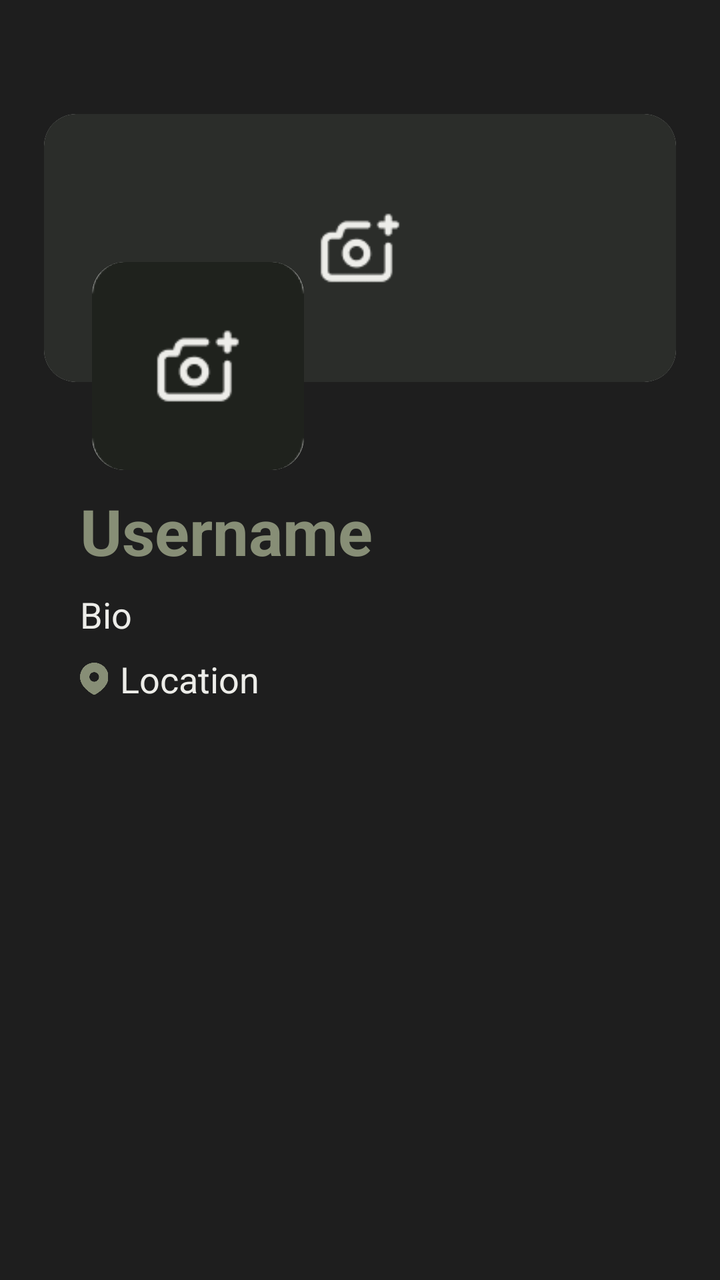
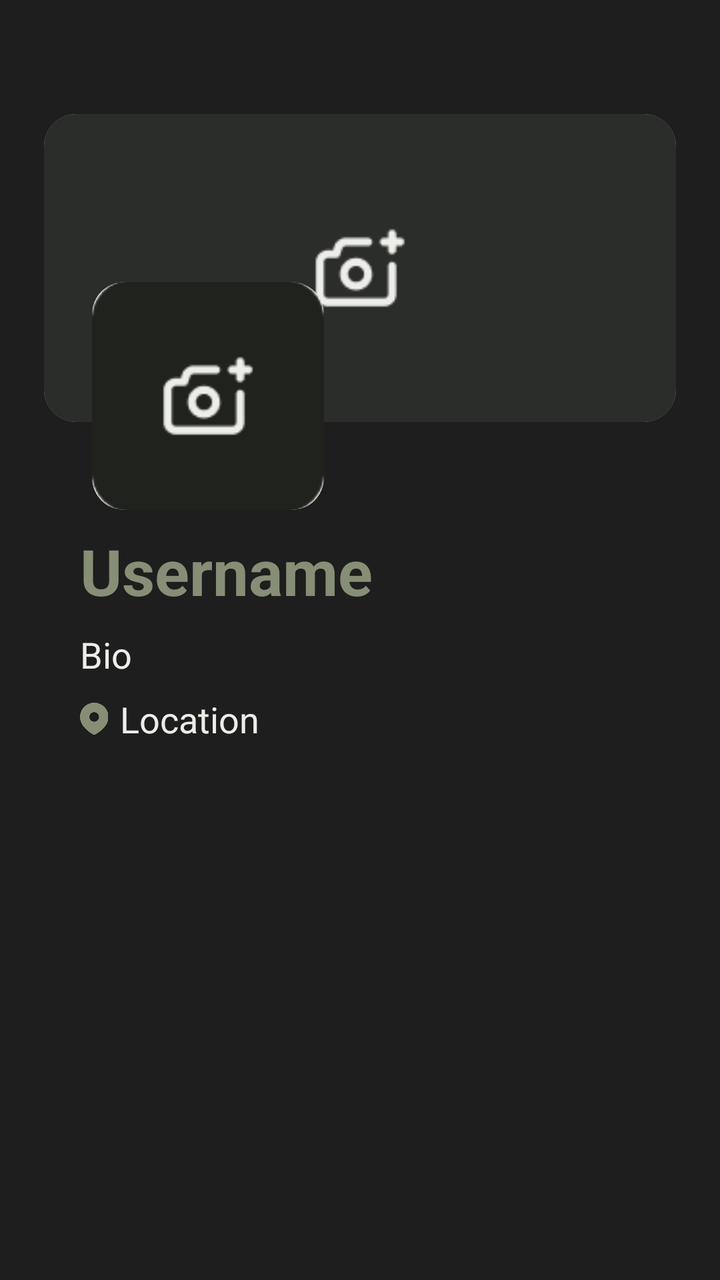

Compare the two renders of this Android layout. The source of the first and the diff that turns it into the second are given below.
<!-- AndroidManifest.xml: application theme Theme.TheGreenRoom -->
<!-- res/layout/fragment_profile.xml -->
<?xml version="1.0" encoding="utf-8"?>
<FrameLayout xmlns:android="http://schemas.android.com/apk/res/android"
    xmlns:tools="http://schemas.android.com/tools"
    android:layout_width="match_parent"
    android:layout_height="match_parent"
    xmlns:app="http://schemas.android.com/apk/res-auto"
    android:background="#1e1e1e"
    android:paddingTop="54dp"
    android:paddingHorizontal="20dp">

    <LinearLayout
        android:layout_width="match_parent"
        android:layout_height="wrap_content"
        android:orientation="vertical">

        
        <androidx.cardview.widget.CardView
            android:layout_width="match_parent"
            android:layout_height="140dp"
            app:cardCornerRadius="16dp"
            app:cardElevation="0dp"
            app:cardPreventCornerOverlap="false"
            app:cardUseCompatPadding="true">

            <ImageView
                android:id="@+id/headerPhoto"
                android:layout_width="match_parent"
                android:layout_height="match_parent"
                android:scaleType="centerCrop"
                android:src="@drawable/header_placeholder"
                android:contentDescription="@string/edit_header_photo" />
        </androidx.cardview.widget.CardView>

        <TextView
            android:id="@+id/username"
            android:layout_marginHorizontal="20dp"
            android:layout_marginTop="50dp"
            android:layout_width="wrap_content"
            android:layout_height="wrap_content"
            android:text="@string/username"
            android:textSize="32dp"
            android:textColor="#878E76"
            android:textStyle="bold"/>

        <TextView
            android:id="@+id/bio"
            android:layout_marginHorizontal="20dp"
            android:layout_marginTop="8dp"
            android:layout_width="wrap_content"
            android:layout_height="wrap_content"
            android:text="@string/bio"
            android:textSize="18dp"
            android:textColor="#EDEDE9" />

        <LinearLayout
            android:layout_marginHorizontal="20dp"
            android:layout_marginTop="8dp"
            android:layout_width="wrap_content"
            android:layout_height="wrap_content"
            android:orientation="horizontal"
            android:gravity="center_vertical">

            <ImageView
                android:id="@+id/locationIcon"
                android:layout_width="14dp"
                android:layout_height="16dp"
                android:scaleType="centerCrop"
                android:src="@drawable/location"
                android:contentDescription="location icon" />

            <TextView
                android:id="@+id/location"
                android:layout_marginStart="6dp"
                android:layout_width="wrap_content"
                android:layout_height="wrap_content"
                android:text="@string/location"
                android:textSize="18dp"
                android:textColor="#EDEDE9" />
        </LinearLayout>
    </LinearLayout>

    
    <androidx.cardview.widget.CardView
        android:layout_width="110dp"
        android:layout_height="110dp"
        android:layout_marginStart="24dp"
        android:layout_marginTop="74dp"
        app:cardCornerRadius="16dp"
        app:cardElevation="0dp"
        app:cardPreventCornerOverlap="false"
        app:cardUseCompatPadding="true">

        <ImageView
            android:id="@+id/profilePicture"
            android:layout_width="match_parent"
            android:layout_height="match_parent"
            android:scaleType="centerCrop"
            android:src="@drawable/profile_placeholder"
            android:contentDescription="@string/edit_profile_picture" />
    </androidx.cardview.widget.CardView>
</FrameLayout>
<!-- resources referenced by this layout -->
<resources>
  <!-- drawable header_placeholder: png bitmap (drawable, 2111 bytes) -->
  <!-- drawable location: png bitmap (drawable, 4374 bytes) -->
  <!-- drawable profile_placeholder: png bitmap (drawable, 2025 bytes) -->
  <string name="bio">Bio</string>
  <string name="edit_header_photo">edit header photo</string>
  <string name="edit_profile_picture">edit profile picture</string>
  <string name="location">Location</string>
  <string name="username">Username</string>
  <style name="Theme.TheGreenRoom" parent="Base.Theme.TheGreenRoom" />
  <style name="Base.Theme.TheGreenRoom" parent="Theme.Material3.DayNight.NoActionBar">
          
          
      </style>
</resources>

<!-- the commit's change to res/layout/fragment_profile.xml (unified diff, before → after) -->
@@ -16,7 +16,7 @@
         
         <androidx.cardview.widget.CardView
             android:layout_width="match_parent"
-            android:layout_height="140dp"
+            android:layout_height="160dp"
             app:cardCornerRadius="16dp"
             app:cardElevation="0dp"
             app:cardPreventCornerOverlap="false"
@@ -81,10 +81,10 @@
 
     
     <androidx.cardview.widget.CardView
-        android:layout_width="110dp"
-        android:layout_height="110dp"
+        android:layout_width="120dp"
+        android:layout_height="120dp"
         android:layout_marginStart="24dp"
-        android:layout_marginTop="74dp"
+        android:layout_marginTop="84dp"
         app:cardCornerRadius="16dp"
         app:cardElevation="0dp"
         app:cardPreventCornerOverlap="false"
